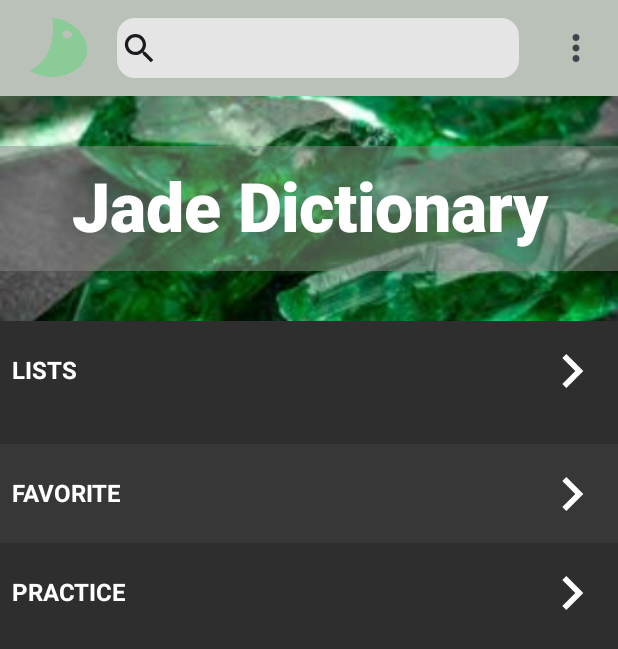
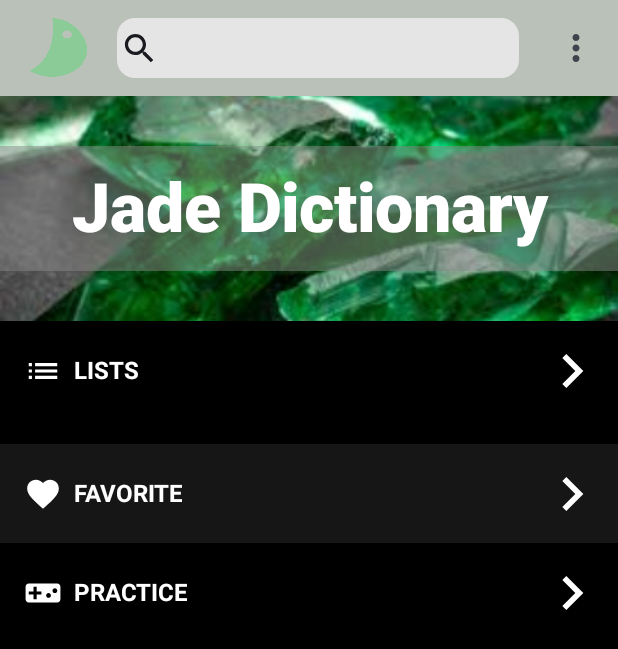
Before and after one commit to yonasoft/jade-dictionary-android2, an Android app built with Jetpack Compose: the screen it shows after launch (MainActivity), on a phone screen of 412 x 824 dp. Shown: the top 649 px of the screen. Run offline under Robolectric (Android 15) with nearby library versions, the phone set to English and light mode, and no system bars.

Commit message:
various home screen ui adjustments

```diff
--- a/app/src/main/java/com/yonasoft/jadedictionary/core/constants/colors.kt
+++ b/app/src/main/java/com/yonasoft/jadedictionary/core/constants/colors.kt
@@ -7,6 +7,5 @@ enum class CustomColor(val color: Color) {
     GRAY01(Color(0xFFBAC1B8)),
     GRAY02(Color(0xFFE5E5E5)),
     GRAY03(Color(0xFF2E2E2E)),
-    GRAY04(lerp(GRAY03.color, Color.White, 0.05f)),
-    GRAY05(lerp(GRAY03.color, Color.White, 0.1f)),
+    GRAY04(lerp(Color.Black, Color.White, 0.2f)),
 }
--- a/app/src/main/java/com/yonasoft/jadedictionary/features/home/presentation/components/LinkDirector.kt
+++ b/app/src/main/java/com/yonasoft/jadedictionary/features/home/presentation/components/LinkDirector.kt
@@ -3,8 +3,6 @@ package com.yonasoft.jadedictionary.features.home.presentation.components
 import androidx.compose.foundation.clickable
 import androidx.compose.foundation.layout.Arrangement
 import androidx.compose.foundation.layout.Row
-import androidx.compose.foundation.layout.fillMaxWidth
-import androidx.compose.foundation.layout.height
 import androidx.compose.foundation.layout.padding
 import androidx.compose.foundation.layout.size
 import androidx.compose.material.icons.Icons
@@ -15,26 +13,35 @@ import androidx.compose.runtime.Composable
 import androidx.compose.ui.Alignment
 import androidx.compose.ui.Modifier
 import androidx.compose.ui.graphics.Color
+import androidx.compose.ui.graphics.vector.ImageVector
 import androidx.compose.ui.text.font.FontWeight
 import androidx.compose.ui.unit.dp
-import androidx.compose.ui.unit.sp
 import java.util.Locale
 
 @Composable
-fun LinkDirector(label:String, onClick:()->Unit, modifier: Modifier,){
+fun LinkDirector(icon: ImageVector, contentDescription:String, label: String, onClick: () -> Unit, modifier: Modifier) {
     Row(
         modifier = modifier
             .clickable {
                 onClick()
-            }
-        ,
+            },
         verticalAlignment = Alignment.CenterVertically,
         horizontalArrangement = Arrangement.SpaceBetween,
     ) {
-        Text(
-            label.uppercase(Locale.getDefault()), color = Color.White,
-            fontWeight = FontWeight.Bold
-        )
+        Row(modifier = Modifier.weight(1f), verticalAlignment = Alignment.CenterVertically) {
+            Icon(
+                imageVector = icon,
+                contentDescription = contentDescription,
+                tint = Color.White,
+                modifier = Modifier
+                    .padding(8.dp)
+                    .size(25.dp),
+            )
+            Text(
+                label.uppercase(Locale.getDefault()), color = Color.White,
+                fontWeight = FontWeight.Bold
+            )
+        }
         Icon(
             imageVector = Icons.AutoMirrored.Filled.KeyboardArrowRight,
             contentDescription = "Right Arrow",
--- a/app/src/main/java/com/yonasoft/jadedictionary/features/home/presentation/screens/Home.kt
+++ b/app/src/main/java/com/yonasoft/jadedictionary/features/home/presentation/screens/Home.kt
@@ -15,11 +15,20 @@ import androidx.compose.foundation.layout.padding
 import androidx.compose.foundation.lazy.LazyRow
 import androidx.compose.foundation.rememberScrollState
 import androidx.compose.foundation.verticalScroll
+import androidx.compose.material.icons.Icons
+import androidx.compose.material.icons.automirrored.filled.List
+import androidx.compose.material.icons.filled.Favorite
+import androidx.compose.material3.Icon
 import androidx.compose.material3.Scaffold
 import androidx.compose.runtime.Composable
 import androidx.compose.ui.Alignment
 import androidx.compose.ui.Modifier
+import androidx.compose.ui.graphics.Color
+import androidx.compose.ui.graphics.lerp
+import androidx.compose.ui.graphics.vector.ImageVector
+import androidx.compose.ui.res.vectorResource
 import androidx.compose.ui.unit.dp
+import com.yonasoft.jadedictionary.R
 import com.yonasoft.jadedictionary.core.constants.CustomColor
 import com.yonasoft.jadedictionary.features.home.presentation.components.HomeAppBar
 import com.yonasoft.jadedictionary.features.home.presentation.components.JadeBanner
@@ -33,7 +42,7 @@ fun Home() {
                 Log.i("clicked", "clicked")
             }
         },
-        containerColor = CustomColor.GRAY03.color,
+        containerColor = Color.Black,
     ) { padding ->
         val scrollState = rememberScrollState()
 
@@ -54,6 +63,8 @@ fun Home() {
                     .padding(8.dp)
                     .fillMaxWidth()
                     .height(50.dp),
+                icon = Icons.AutoMirrored.Filled.List,
+                contentDescription = "Lists",
                 label = "Lists",
                 onClick = {},
             )
@@ -76,6 +87,8 @@ fun Home() {
                     .padding(8.dp)
                     .fillMaxWidth()
                     .height(50.dp),
+                icon = Icons.Default.Favorite,
+                contentDescription = "Favorites",
                 label = "Favorite",
                 onClick = {},
             )
@@ -84,6 +97,8 @@ fun Home() {
                     .padding(8.dp)
                     .fillMaxWidth()
                     .height(50.dp),
+                icon = ImageVector.vectorResource(id = R.drawable.baseline_videogame_asset_24),
+                contentDescription = "Practice",
                 label = "Practice",
                 onClick = {},
             )
--- /dev/null
+++ b/app/src/main/res/drawable/baseline_draw_24.xml
@@ -0,0 +1,5 @@
+<vector xmlns:android="http://schemas.android.com/apk/res/android" android:height="24dp" android:tint="#000000" android:viewportHeight="24" android:viewportWidth="24" android:width="24dp">
+
+    <path android:fillColor="@android:color/white" android:pathData="M18.85,10.39l1.06,-1.06c0.78,-0.78 0.78,-2.05 0,-2.83L18.5,5.09c-0.78,-0.78 -2.05,-0.78 -2.83,0l-1.06,1.06L18.85,10.39zM13.19,7.56L4,16.76V21h4.24l9.19,-9.19L13.19,7.56zM19,17.5c0,2.19 -2.54,3.5 -5,3.5c-0.55,0 -1,-0.45 -1,-1s0.45,-1 1,-1c1.54,0 3,-0.73 3,-1.5c0,-0.47 -0.48,-0.87 -1.23,-1.2l1.48,-1.48C18.32,15.45 19,16.29 19,17.5zM4.58,13.35C3.61,12.79 3,12.06 3,11c0,-1.8 1.89,-2.63 3.56,-3.36C7.59,7.18 9,6.56 9,6c0,-0.41 -0.78,-1 -2,-1C5.74,5 5.2,5.61 5.17,5.64C4.82,6.05 4.19,6.1 3.77,5.76C3.36,5.42 3.28,4.81 3.62,4.38C3.73,4.24 4.76,3 7,3c2.24,0 4,1.32 4,3c0,1.87 -1.93,2.72 -3.64,3.47C6.42,9.88 5,10.5 5,11c0,0.31 0.43,0.6 1.07,0.86L4.58,13.35z"/>
+
+</vector>
--- /dev/null
+++ b/app/src/main/res/drawable/baseline_keyboard_24.xml
@@ -0,0 +1,5 @@
+<vector xmlns:android="http://schemas.android.com/apk/res/android" android:height="24dp" android:tint="#000000" android:viewportHeight="24" android:viewportWidth="24" android:width="24dp">
+
+    <path android:fillColor="@android:color/white" android:pathData="M20,5L4,5c-1.1,0 -1.99,0.9 -1.99,2L2,17c0,1.1 0.9,2 2,2h16c1.1,0 2,-0.9 2,-2L22,7c0,-1.1 -0.9,-2 -2,-2zM11,8h2v2h-2L11,8zM11,11h2v2h-2v-2zM8,8h2v2L8,10L8,8zM8,11h2v2L8,13v-2zM7,13L5,13v-2h2v2zM7,10L5,10L5,8h2v2zM16,17L8,17v-2h8v2zM16,13h-2v-2h2v2zM16,10h-2L14,8h2v2zM19,13h-2v-2h2v2zM19,10h-2L17,8h2v2z"/>
+
+</vector>
--- /dev/null
+++ b/app/src/main/res/drawable/baseline_videogame_asset_24.xml
@@ -0,0 +1,5 @@
+<vector xmlns:android="http://schemas.android.com/apk/res/android" android:height="24dp" android:tint="#000000" android:viewportHeight="24" android:viewportWidth="24" android:width="24dp">
+
+    <path android:fillColor="@android:color/white" android:pathData="M21,6L3,6c-1.1,0 -2,0.9 -2,2v8c0,1.1 0.9,2 2,2h18c1.1,0 2,-0.9 2,-2L23,8c0,-1.1 -0.9,-2 -2,-2zM11,13L8,13v3L6,16v-3L3,13v-2h3L6,8h2v3h3v2zM15.5,15c-0.83,0 -1.5,-0.67 -1.5,-1.5s0.67,-1.5 1.5,-1.5 1.5,0.67 1.5,1.5 -0.67,1.5 -1.5,1.5zM19.5,12c-0.83,0 -1.5,-0.67 -1.5,-1.5S18.67,9 19.5,9s1.5,0.67 1.5,1.5 -0.67,1.5 -1.5,1.5z"/>
+
+</vector>
--- /dev/null
+++ b/app/src/main/res/drawable/outline_mic_24.xml
@@ -0,0 +1,5 @@
+<vector xmlns:android="http://schemas.android.com/apk/res/android" android:height="24dp" android:tint="#000000" android:viewportHeight="960" android:viewportWidth="960" android:width="24dp">
+
+    <path android:fillColor="@android:color/white" android:pathData="M480,560Q430,560 395,525Q360,490 360,440L360,200Q360,150 395,115Q430,80 480,80Q530,80 565,115Q600,150 600,200L600,440Q600,490 565,525Q530,560 480,560ZM480,320Q480,320 480,320Q480,320 480,320L480,320Q480,320 480,320Q480,320 480,320Q480,320 480,320Q480,320 480,320L480,320Q480,320 480,320Q480,320 480,320ZM440,840L440,717Q336,703 268,624Q200,545 200,440L280,440Q280,523 338.5,581.5Q397,640 480,640Q563,640 621.5,581.5Q680,523 680,440L760,440Q760,545 692,624Q624,703 520,717L520,840L440,840ZM480,480Q497,480 508.5,468.5Q520,457 520,440L520,200Q520,183 508.5,171.5Q497,160 480,160Q463,160 451.5,171.5Q440,183 440,200L440,440Q440,457 451.5,468.5Q463,480 480,480Z"/>
+
+</vector>
```
Also changed, not shown: app/src/main/java/com/yonasoft/jadedictionary/features/shared/presentation/components/SearchTextField.kt (added, +52 -0 lines), app/src/main/java/com/yonasoft/jadedictionary/features/word_search/presentation/components/WordSearchAppBar.kt (+39 -1 lines), app/src/main/java/com/yonasoft/jadedictionary/features/word_search/presentation/screens/WordSearch.kt (+82 -3 lines).
